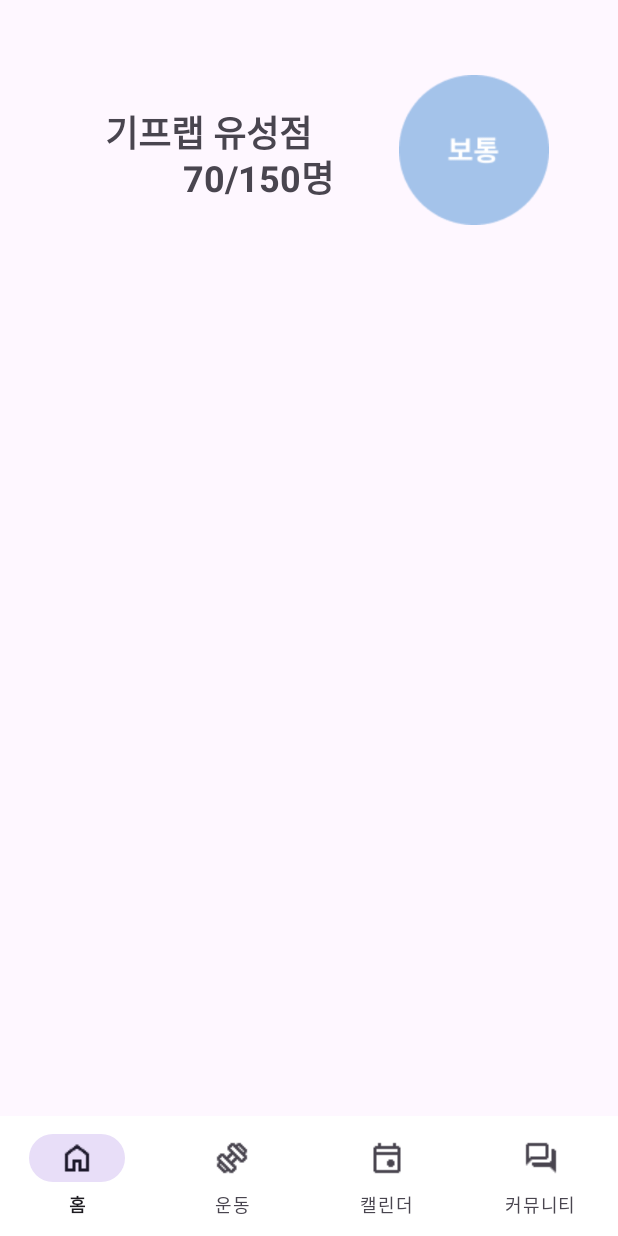
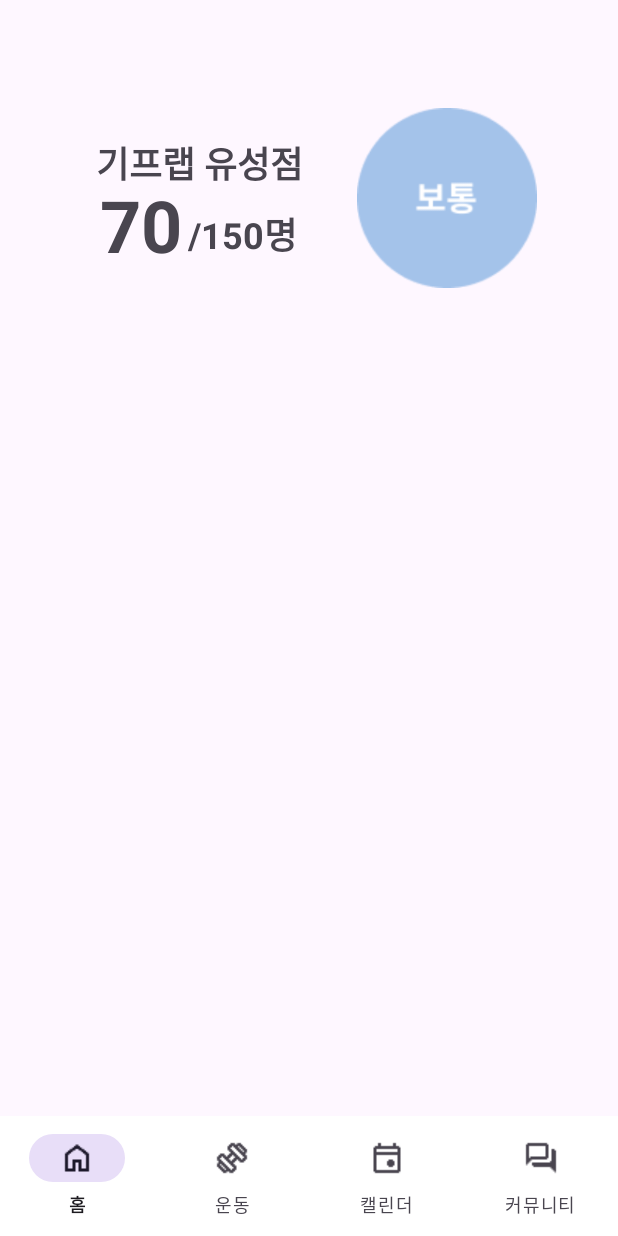
Before and after one commit to leeyunseokarchive/healthPT, an Android app: the screen it shows after launch (MainActivity), on a phone screen of 412 x 824 dp. Run offline under Robolectric (Android 15) with nearby library versions, the phone set to English and light mode, and no system bars; our stand-ins replace navigation-ui; libraries missing offline, so code that uses them is left out: com.journeyapps.barcodescanner; 2 statements that could not run were skipped.

Commit message:
홈화면 프론트엔드 수정함

```diff
--- a/app/src/main/java/com/example/healthpt/HomeFragment.java
+++ b/app/src/main/java/com/example/healthpt/HomeFragment.java
@@ -33,6 +33,7 @@ import com.google.zxing.WriterException;
 public class HomeFragment extends Fragment {
 
     private TextView peopleCountText;
+    private TextView totalCapacityText;
     private ImageView gymcomplexImageView;
 
     private ImageView QRCodeImage;//홈 화면에 나올 QR코드 이미지
@@ -50,7 +51,7 @@ public class HomeFragment extends Fragment {
 
         View view = inflater.inflate(R.layout.fragment_home, container, false);
 
-
+        totalCapacityText = view.findViewById(R.id.totalCapacityText);
         peopleCountText = view.findViewById(R.id.peopleCountText);
         gymcomplexImageView = view.findViewById(R.id.gymcomplexView);
         QRCodeImage = view.findViewById(R.id.QRCodeImage);
@@ -64,7 +65,8 @@ public class HomeFragment extends Fragment {
 
     private void setPeopleCount(int count) {
         currentCount = count;
-        peopleCountText.setText(currentCount + "/150명");
+        totalCapacityText.setText(String.format("/%d명", totalCapacity));
+        peopleCountText.setText(String.valueOf(currentCount));
     }
 
     private void updateUIWithCount(int count) {//퍼센트 단위로 바꿔놨습니다 by 장윤상
--- a/app/src/main/res/layout/fragment_home.xml
+++ b/app/src/main/res/layout/fragment_home.xml
@@ -1,52 +1,67 @@
-<?xml version="1.0" encoding="utf-8"?>
 <androidx.constraintlayout.widget.ConstraintLayout xmlns:android="http://schemas.android.com/apk/res/android"
     xmlns:tools="http://schemas.android.com/tools"
     android:layout_width="match_parent"
     android:layout_height="match_parent"
     xmlns:app="http://schemas.android.com/apk/res-auto">
 
-    <!-- 첫 번째 TextView -->
 
-    <!-- 두 번째 TextView -->
+    <!-- 혼잡도 동그라미 -->
+    <ImageView
+        android:id="@+id/gymcomplexView"
+        android:layout_width="120dp"
+        android:layout_height="120dp"
+        android:layout_marginLeft="220dp"
+        android:layout_marginTop="72dp"
+        android:layout_marginRight="36dp"
+        android:scaleType="fitCenter"
+        android:src="@drawable/free"
+        app:layout_constraintEnd_toEndOf="parent"
+        app:layout_constraintStart_toStartOf="parent"
+        app:layout_constraintTop_toTopOf="parent" />
+
+    <!-- 핼스장 이름 -->
+    <TextView
+        android:id="@+id/gymText"
+        android:layout_width="wrap_content"
+        android:layout_height="wrap_content"
+        android:layout_marginEnd="36dp"
+        android:text="기프랩 유성점"
+        android:textSize="24sp"
+        android:textStyle="bold"
+        app:layout_constraintBottom_toBottomOf="@+id/gymcomplexView"
+        app:layout_constraintEnd_toStartOf="@+id/gymcomplexView"
+        app:layout_constraintTop_toTopOf="@+id/gymcomplexView"
+        app:layout_constraintVertical_bias="0.223" />
+
+    <!-- 총 인원 수 -->
+    <TextView
+        android:id="@+id/totalCapacityText"
+        android:layout_width="wrap_content"
+        android:layout_height="wrap_content"
+        android:layout_marginEnd="40dp"
+        android:text="/100명"
+        android:textSize="24sp"
+        android:textStyle="bold"
+        app:layout_constraintBottom_toBottomOf="@+id/gymcomplexView"
+        app:layout_constraintEnd_toStartOf="@+id/gymcomplexView"
+        app:layout_constraintTop_toTopOf="@+id/gymcomplexView"
+        app:layout_constraintVertical_bias="0.788" />
+
+    <!-- 현재 인원 수 -->
     <TextView
         android:id="@+id/peopleCountText"
         android:layout_width="wrap_content"
         android:layout_height="wrap_content"
-        android:text="0/100명"
-        android:textSize="24sp"
+        android:layout_marginEnd="4dp"
+        android:text="100명"
+        android:textSize="48sp"
         android:textStyle="bold"
-        app:layout_constraintTop_toTopOf="parent"
-        app:layout_constraintStart_toStartOf="parent"
-        android:layout_marginTop="100dp"
-        android:layout_marginStart="122dp" />
+        app:layout_constraintBottom_toBottomOf="@+id/gymcomplexView"
+        app:layout_constraintEnd_toStartOf="@+id/totalCapacityText"
+        app:layout_constraintTop_toTopOf="@+id/gymcomplexView"
+        app:layout_constraintVertical_bias="0.82" />
 
-    <!-- 세 번째 TextView -->
-    <TextView
-        android:id="@+id/gymText"
-        android:layout_width="wrap_content"
-        android:layout_height="wrap_content"
-        android:text="기프랩 유성점"
-        android:textSize="24sp"
-        android:textStyle="bold"
-        app:layout_constraintTop_toTopOf="parent"
-        app:layout_constraintStart_toStartOf="parent"
-        android:layout_marginTop="100dp"
-        android:layout_margin="70dp" />
-
-    <!-- 이미지뷰 -->
-    <ImageView
-        android:id="@+id/gymcomplexView"
-        android:layout_width="100dp"
-        android:layout_height="100dp"
-        android:layout_marginTop="50dp"
-        android:layout_marginLeft="220dp"
-        app:layout_constraintTop_toTopOf="parent"
-        android:scaleType="fitCenter"
-        android:src="@drawable/free"
-        app:layout_constraintEnd_toEndOf="parent"
-        app:layout_constraintStart_toStartOf="parent"/>
-
-    <!-- FrameLayout을 CoordinatorLayout 대신 직접 배치 -->
+    <!-- 툴바 여백 -->
     <FrameLayout
         android:id="@+id/fragment_container"
         android:layout_width="match_parent"
@@ -54,6 +69,7 @@
         app:layout_constraintBottom_toBottomOf="parent"
         android:layout_marginBottom="50dp"/>
 
+    <!-- QR 코드 -->
     <ImageView
         android:id="@+id/QRCodeImage"
         android:layout_width="150dp"
```
